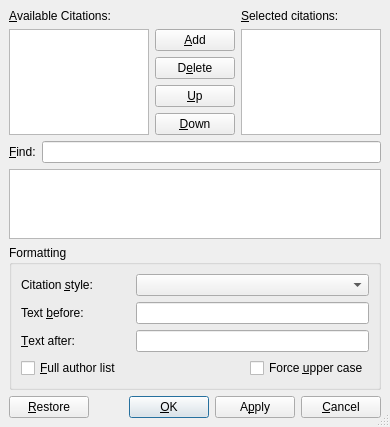
Above: src/frontends/qt4/ui/QCitationUi.ui from cburschka/lyx before the change. Below: the same form after it.
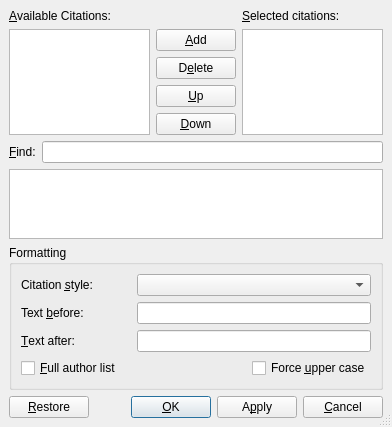
That is the form after the change. Icons and pictures are not drawn.

The edit to the form file:
```diff
--- a/src/frontends/qt4/ui/QCitationUi.ui
+++ b/src/frontends/qt4/ui/QCitationUi.ui
@@ -8,8 +8,8 @@
    <rect>
     <x>0</x>
     <y>0</y>
-    <width>390</width>
-    <height>415</height>
+    <width>392</width>
+    <height>387</height>
    </rect>
   </property>
   <property name="sizePolicy" >
```
Left out of the diff: 8 changed lines with no effect on the pictures.
